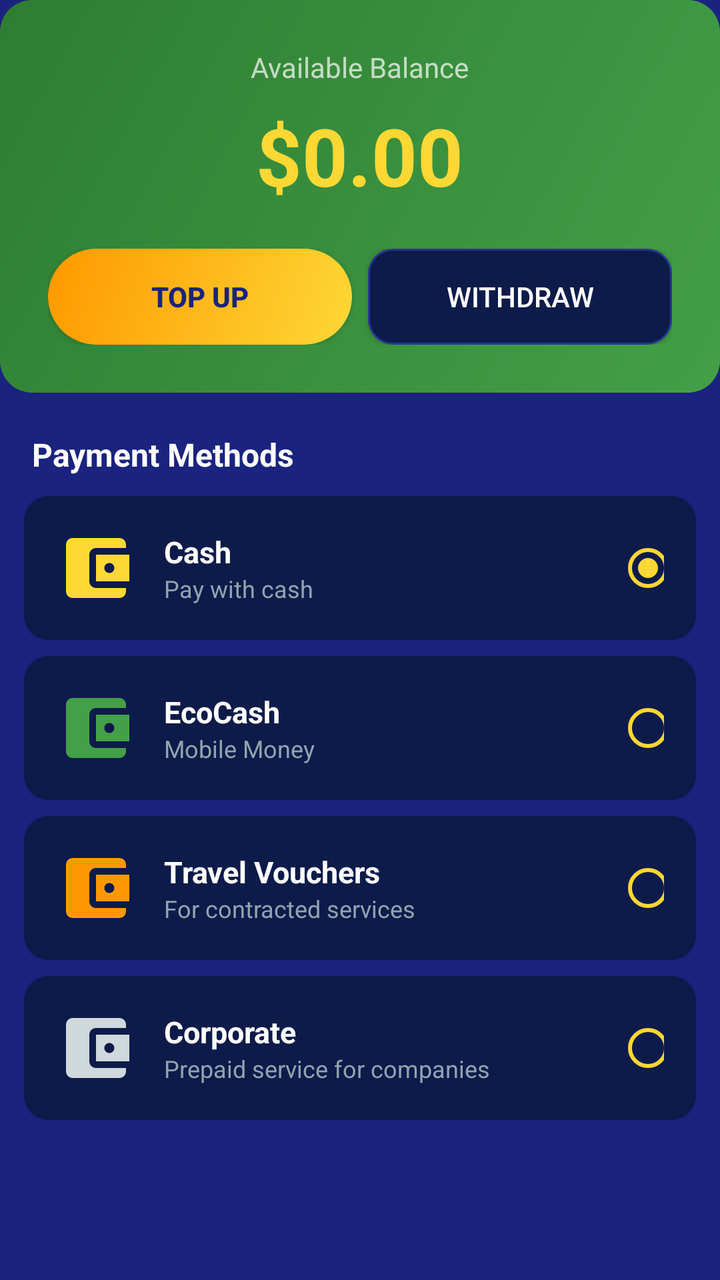
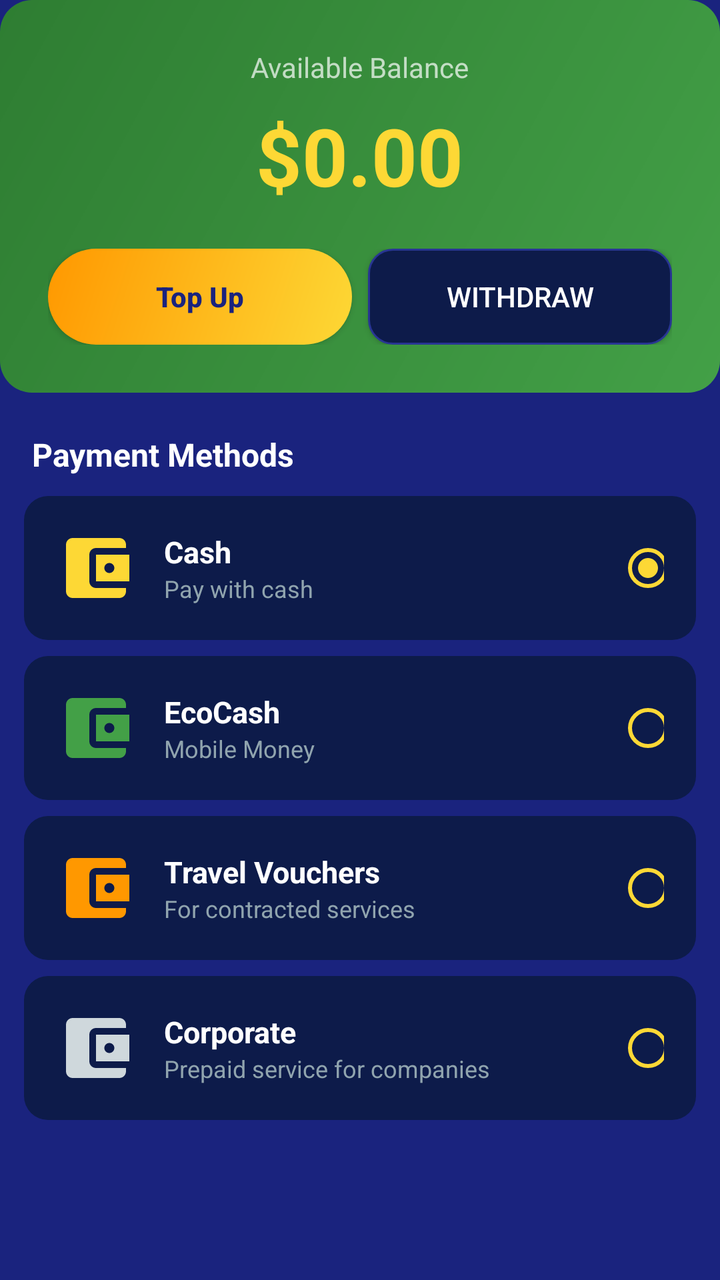

Compare the two renders of this Android layout. The source of the first and the diff that turns it into the second are given below.
<!-- AndroidManifest.xml: application theme Theme.MinTaxis -->
<!-- res/layout/fragment_wallet.xml -->
<?xml version="1.0" encoding="utf-8"?>
<ScrollView 
    xmlns:android="http://schemas.android.com/apk/res/android"
    xmlns:app="http://schemas.android.com/apk/res-auto"
    android:layout_width="match_parent"
    android:layout_height="match_parent"
    android:background="@color/mintaxis_navy"
    android:fillViewport="true">

    <LinearLayout
        android:layout_width="match_parent"
        android:layout_height="wrap_content"
        android:orientation="vertical">

        
        <LinearLayout
            android:layout_width="match_parent"
            android:layout_height="wrap_content"
            android:orientation="vertical"
            android:gravity="center"
            android:background="@drawable/online_card_background"
            android:padding="24dp">

            <TextView
                android:layout_width="wrap_content"
                android:layout_height="wrap_content"
                android:text="@string/available_balance"
                android:textColor="#B3FFFFFF"
                android:textSize="14sp" />

            <TextView
                android:id="@+id/balanceAmount"
                android:layout_width="wrap_content"
                android:layout_height="wrap_content"
                android:text="@string/balance_amount"
                android:textColor="@color/mintaxis_yellow"
                android:textSize="40sp"
                android:textStyle="bold"
                android:layout_marginTop="8dp" />

            
            <LinearLayout
                android:layout_width="match_parent"
                android:layout_height="wrap_content"
                android:orientation="horizontal"
                android:layout_marginTop="20dp">

                <Button
                    android:id="@+id/topUpButton"
                    android:layout_width="0dp"
                    android:layout_height="48dp"
                    android:layout_weight="1"
                    android:background="@drawable/premium_button_background"
                    android:text="@string/top_up"
                    android:textColor="@color/mintaxis_navy"
                    android:textSize="14sp"
                    android:textStyle="bold"
                    android:layout_marginEnd="8dp" />

                <Button
                    android:id="@+id/withdrawButton"
                    android:layout_width="0dp"
                    android:layout_height="48dp"
                    android:layout_weight="1"
                    android:background="@drawable/vehicle_option_background"
                    android:text="@string/withdraw"
                    android:textColor="@color/mintaxis_text_primary"
                    android:textSize="14sp" />

            </LinearLayout>

        </LinearLayout>

        
        <TextView
            android:layout_width="wrap_content"
            android:layout_height="wrap_content"
            android:text="@string/payment_methods"
            android:textColor="@color/mintaxis_text_primary"
            android:textSize="16sp"
            android:textStyle="bold"
            android:paddingHorizontal="16dp"
            android:layout_marginTop="20dp" />

        
        <LinearLayout
            android:id="@+id/cashOption"
            android:layout_width="match_parent"
            android:layout_height="wrap_content"
            android:orientation="horizontal"
            android:gravity="center_vertical"
            android:background="@drawable/location_item_background"
            android:padding="16dp"
            android:layout_marginHorizontal="12dp"
            android:layout_marginTop="10dp">

            <ImageView
                android:layout_width="40dp"
                android:layout_height="40dp"
                android:src="@drawable/ic_wallet"
                android:tint="@color/mintaxis_yellow" />

            <LinearLayout
                android:layout_width="0dp"
                android:layout_height="wrap_content"
                android:layout_weight="1"
                android:orientation="vertical"
                android:layout_marginStart="14dp">

                <TextView
                    android:layout_width="wrap_content"
                    android:layout_height="wrap_content"
                    android:text="@string/cash"
                    android:textColor="@color/mintaxis_text_primary"
                    android:textSize="15sp"
                    android:textStyle="bold" />

                <TextView
                    android:layout_width="wrap_content"
                    android:layout_height="wrap_content"
                    android:text="@string/pay_with_cash"
                    android:textColor="@color/mintaxis_text_muted"
                    android:textSize="12sp" />

            </LinearLayout>

            <RadioButton
                android:id="@+id/cashRadio"
                android:layout_width="24dp"
                android:layout_height="24dp"
                android:buttonTint="@color/mintaxis_yellow"
                android:checked="true" />

        </LinearLayout>

        
        <LinearLayout
            android:id="@+id/ecocashOption"
            android:layout_width="match_parent"
            android:layout_height="wrap_content"
            android:orientation="horizontal"
            android:gravity="center_vertical"
            android:background="@drawable/location_item_background"
            android:padding="16dp"
            android:layout_marginHorizontal="12dp"
            android:layout_marginTop="8dp">

            <ImageView
                android:layout_width="40dp"
                android:layout_height="40dp"
                android:src="@drawable/ic_wallet"
                android:tint="@color/mintaxis_green" />

            <LinearLayout
                android:layout_width="0dp"
                android:layout_height="wrap_content"
                android:layout_weight="1"
                android:orientation="vertical"
                android:layout_marginStart="14dp">

                <TextView
                    android:layout_width="wrap_content"
                    android:layout_height="wrap_content"
                    android:text="@string/ecocash"
                    android:textColor="@color/mintaxis_text_primary"
                    android:textSize="15sp"
                    android:textStyle="bold" />

                <TextView
                    android:layout_width="wrap_content"
                    android:layout_height="wrap_content"
                    android:text="@string/mobile_money"
                    android:textColor="@color/mintaxis_text_muted"
                    android:textSize="12sp" />

            </LinearLayout>

            <RadioButton
                android:id="@+id/ecocashRadio"
                android:layout_width="24dp"
                android:layout_height="24dp"
                android:buttonTint="@color/mintaxis_yellow" />

        </LinearLayout>

        
        <LinearLayout
            android:id="@+id/voucherOption"
            android:layout_width="match_parent"
            android:layout_height="wrap_content"
            android:orientation="horizontal"
            android:gravity="center_vertical"
            android:background="@drawable/location_item_background"
            android:padding="16dp"
            android:layout_marginHorizontal="12dp"
            android:layout_marginTop="8dp">

            <ImageView
                android:layout_width="40dp"
                android:layout_height="40dp"
                android:src="@drawable/ic_wallet"
                android:tint="@color/mintaxis_orange" />

            <LinearLayout
                android:layout_width="0dp"
                android:layout_height="wrap_content"
                android:layout_weight="1"
                android:orientation="vertical"
                android:layout_marginStart="14dp">

                <TextView
                    android:layout_width="wrap_content"
                    android:layout_height="wrap_content"
                    android:text="@string/travel_vouchers"
                    android:textColor="@color/mintaxis_text_primary"
                    android:textSize="15sp"
                    android:textStyle="bold" />

                <TextView
                    android:layout_width="wrap_content"
                    android:layout_height="wrap_content"
                    android:text="For contracted services"
                    android:textColor="@color/mintaxis_text_muted"
                    android:textSize="12sp" />

            </LinearLayout>

            <RadioButton
                android:id="@+id/voucherRadio"
                android:layout_width="24dp"
                android:layout_height="24dp"
                android:buttonTint="@color/mintaxis_yellow" />

        </LinearLayout>

        
        <LinearLayout
            android:id="@+id/corporateOption"
            android:layout_width="match_parent"
            android:layout_height="wrap_content"
            android:orientation="horizontal"
            android:gravity="center_vertical"
            android:background="@drawable/location_item_background"
            android:padding="16dp"
            android:layout_marginHorizontal="12dp"
            android:layout_marginTop="8dp"
            android:layout_marginBottom="16dp">

            <ImageView
                android:layout_width="40dp"
                android:layout_height="40dp"
                android:src="@drawable/ic_wallet"
                android:tint="@color/mintaxis_text_secondary" />

            <LinearLayout
                android:layout_width="0dp"
                android:layout_height="wrap_content"
                android:layout_weight="1"
                android:orientation="vertical"
                android:layout_marginStart="14dp">

                <TextView
                    android:layout_width="wrap_content"
                    android:layout_height="wrap_content"
                    android:text="@string/corporate"
                    android:textColor="@color/mintaxis_text_primary"
                    android:textSize="15sp"
                    android:textStyle="bold" />

                <TextView
                    android:layout_width="wrap_content"
                    android:layout_height="wrap_content"
                    android:text="Prepaid service for companies"
                    android:textColor="@color/mintaxis_text_muted"
                    android:textSize="12sp" />

            </LinearLayout>

            <RadioButton
                android:id="@+id/corporateRadio"
                android:layout_width="24dp"
                android:layout_height="24dp"
                android:buttonTint="@color/mintaxis_yellow" />

        </LinearLayout>

    </LinearLayout>
</ScrollView>
<!-- resources referenced by this layout -->
<resources>
  <color name="mintaxis_green">#43A047</color>
  <color name="mintaxis_navy">#1A237E</color>
  <color name="mintaxis_orange">#FF9800</color>
  <color name="mintaxis_text_muted">#90A4AE</color>
  <color name="mintaxis_text_primary">#FFFFFF</color>
  <color name="mintaxis_text_secondary">#CFD8DC</color>
  <color name="mintaxis_yellow">#FDD835</color>
  <!-- drawable ic_wallet (drawable) -->
  <vector xmlns:android="http://schemas.android.com/apk/res/android"
      android:width="24dp"
      android:height="24dp"
      android:viewportWidth="24"
      android:viewportHeight="24">
      <path
          android:fillColor="#FFFFFF"
          android:pathData="M21,18v1c0,1.1 -0.9,2 -2,2L5,21c-1.11,0 -2,-0.9 -2,-2L3,5c0,-1.1 0.89,-2 2,-2h14c1.1,0 2,0.9 2,2v1h-9c-1.11,0 -2,0.9 -2,2v8c0,1.1 0.89,2 2,2h9zM12,8h10v8L12,16v-8zM16,13.5c0.83,0 1.5,-0.67 1.5,-1.5s-0.67,-1.5 -1.5,-1.5 -1.5,0.67 -1.5,1.5 0.67,1.5 1.5,1.5z"/>
  </vector>
  <!-- drawable location_item_background (drawable) -->
  <?xml version="1.0" encoding="utf-8"?>
  <shape xmlns:android="http://schemas.android.com/apk/res/android"
      android:shape="rectangle">
      <solid android:color="@color/mintaxis_navy_dark" />
      <corners android:radius="12dp" />
  </shape>
  <!-- drawable online_card_background (drawable) -->
  <?xml version="1.0" encoding="utf-8"?>
  <shape xmlns:android="http://schemas.android.com/apk/res/android"
      android:shape="rectangle">
      <gradient
          android:startColor="#43A047"
          android:endColor="#2E7D32"
          android:angle="135" />
      <corners android:radius="16dp" />
  </shape>
  <!-- drawable premium_button_background (drawable) -->
  <?xml version="1.0" encoding="utf-8"?>
  <shape xmlns:android="http://schemas.android.com/apk/res/android"
      android:shape="rectangle">
      <gradient
          android:startColor="#FDD835"
          android:endColor="#FF9800"
          android:angle="135" />
      <corners android:radius="24dp" />
  </shape>
  <!-- drawable vehicle_option_background (drawable) -->
  <?xml version="1.0" encoding="utf-8"?>
  <shape xmlns:android="http://schemas.android.com/apk/res/android"
      android:shape="rectangle">
      <solid android:color="@color/mintaxis_navy_dark" />
      <corners android:radius="12dp" />
      <stroke
          android:width="1dp"
          android:color="@color/mintaxis_navy_light" />
  </shape>
  <string name="available_balance">Available Balance</string>
  <string name="balance_amount">$0.00</string>
  <string name="cash">Cash</string>
  <string name="corporate">Corporate</string>
  <string name="ecocash">EcoCash</string>
  <string name="mobile_money">Mobile Money</string>
  <string name="pay_with_cash">Pay with cash</string>
  <string name="payment_methods">Payment Methods</string>
  <string name="top_up">Top Up</string>
  <string name="travel_vouchers">Travel Vouchers</string>
  <string name="withdraw">Withdraw</string>
  <style name="Theme.MinTaxis" parent="Theme.MaterialComponents.DayNight.NoActionBar">
          
          <item name="colorPrimary">@color/mintaxis_navy</item>
          <item name="colorPrimaryDark">@color/mintaxis_navy_dark</item>
          <item name="colorAccent">@color/mintaxis_yellow</item>
          
          
          <item name="android:windowBackground">@color/mintaxis_background</item>
          <item name="android:statusBarColor">@color/mintaxis_navy_dark</item>
          <item name="android:navigationBarColor">@color/mintaxis_navy_dark</item>
          
          
          <item name="android:textColorPrimary">@color/mintaxis_text_primary</item>
          <item name="android:textColorSecondary">@color/mintaxis_text_secondary</item>
          
          
          <item name="colorButtonNormal">@color/mintaxis_yellow</item>
          <item name="colorControlNormal">@color/mintaxis_text_secondary</item>
          <item name="colorControlActivated">@color/mintaxis_yellow</item>
      </style>
  <color name="mintaxis_navy_dark">#0D1B4A</color>
  <color name="mintaxis_navy_light">#283593</color>
  <color name="mintaxis_background">#1A237E</color>
</resources>

<!-- the commit's change to res/layout/fragment_wallet.xml (unified diff, before → after) -->
@@ -51,10 +51,12 @@
                     android:layout_height="48dp"
                     android:layout_weight="1"
                     android:background="@drawable/premium_button_background"
+                    android:backgroundTint="@null"
                     android:text="@string/top_up"
                     android:textColor="@color/mintaxis_navy"
                     android:textSize="14sp"
                     android:textStyle="bold"
+                    android:textAllCaps="false"
                     android:layout_marginEnd="8dp" />
 
                 <Button
